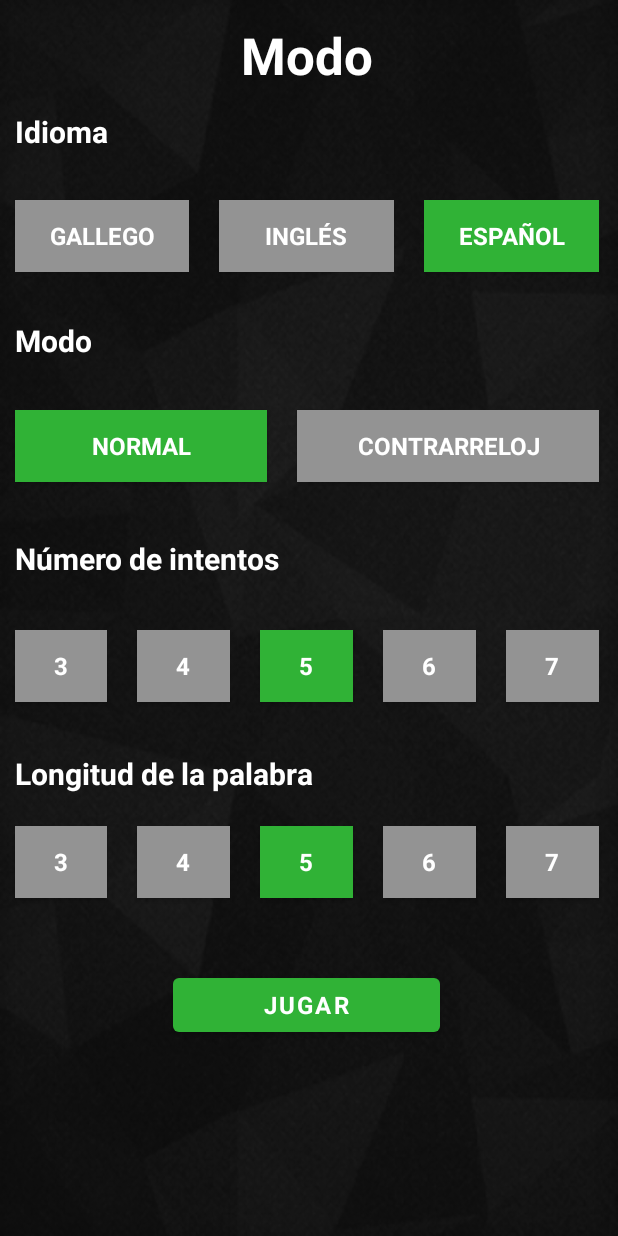
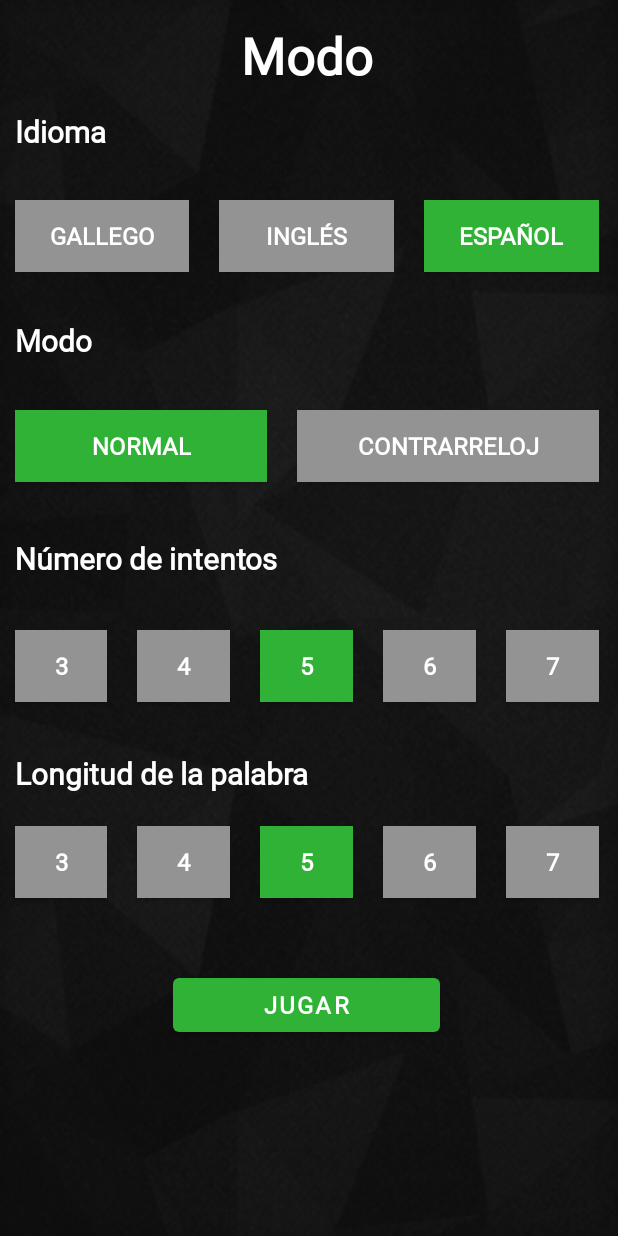
Before and after one commit to angelhort/PAD, an Android app: the GameOptionsActivity screen opened directly, with no data from a screen before it, on a phone screen of 412 x 824 dp. Run offline under Robolectric (Android 15) with nearby library versions, the phone set to English and light mode, and no system bars.

Commit message:
Rama a partir de main para probar fuentes

```diff
--- a/Proyecto/app/src/main/res/font/baloo.xml
+++ /dev/null
@@ -1,7 +0,0 @@
-<?xml version="1.0" encoding="utf-8"?>
-<font-family xmlns:app="http://schemas.android.com/apk/res-auto"
-        app:fontProviderAuthority="com.google.android.gms.fonts"
-        app:fontProviderPackage="com.google.android.gms"
-        app:fontProviderQuery="Baloo"
-        app:fontProviderCerts="@array/com_google_android_gms_fonts_certs">
-</font-family>
--- a/Proyecto/app/src/main/res/layout/activity_game_options.xml
+++ b/Proyecto/app/src/main/res/layout/activity_game_options.xml
@@ -64,6 +64,7 @@
                     android:background="@drawable/togglebutton"
                     android:text="@string/chooseLanguage_op2"
                     android:textOff="@string/chooseLanguage_op2"
+                    android:textOn="@string/chooseLanguage_op2"
                     app:layout_constraintEnd_toEndOf="parent"
                     app:layout_constraintStart_toStartOf="parent"
                     app:layout_constraintTop_toTopOf="parent" />
```
Also changed, not shown: Proyecto/app/src/main/res/font/pacifico.xml (deleted, +0 -7 lines), Proyecto/app/src/main/res/font/pacifico.ttf (added), 1 other file.
